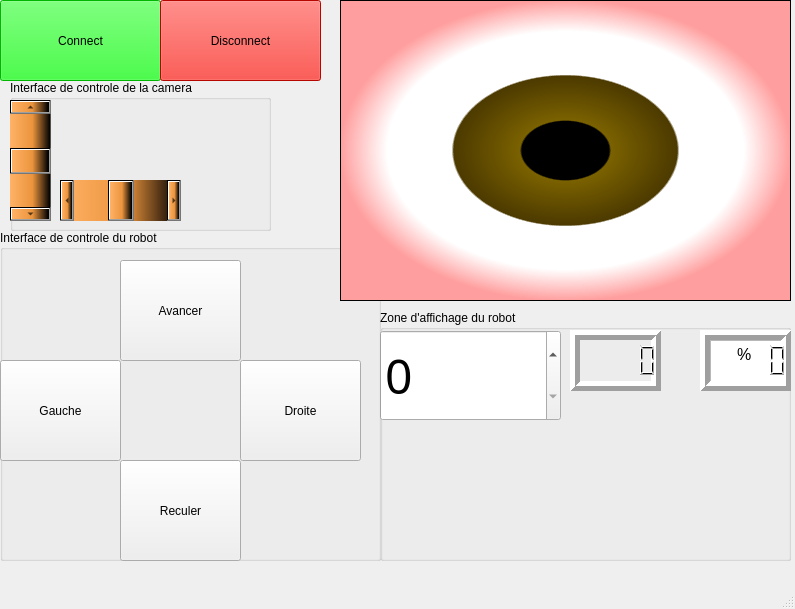
The window that WiFiBot/mainwindow.ui (Federdispi/WiFiBot) describes before a commit, drawn with Qt 5.
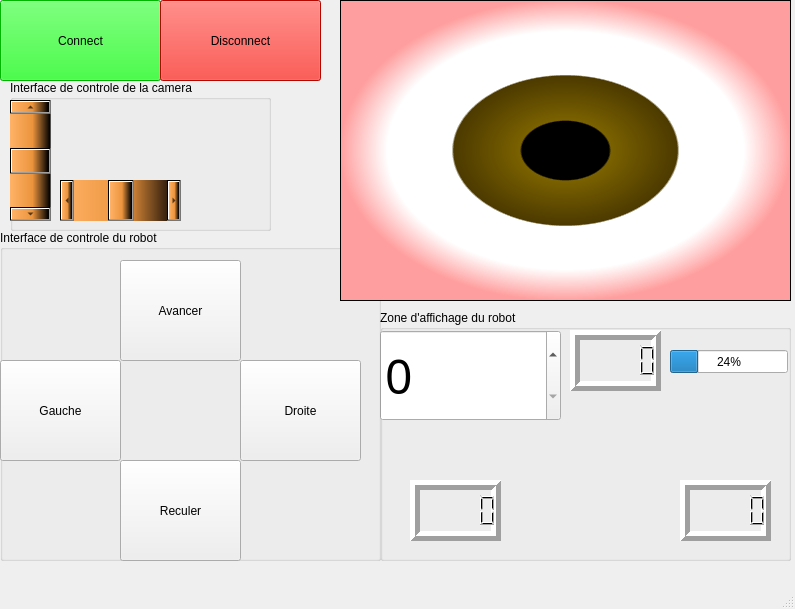
The same window after the commit.

Patch:
```diff
--- a/WiFiBot/mainwindow.ui
+++ b/WiFiBot/mainwindow.ui
@@ -108,45 +108,7 @@
       <double>10.000000000000000</double>
      </property>
     </widget>
-    <widget class="QLCDNumber" name="battery">
-     <property name="geometry">
-      <rect>
-       <x>320</x>
-       <y>20</y>
-       <width>91</width>
-       <height>61</height>
-      </rect>
-     </property>
-     <property name="sizePolicy">
-      <sizepolicy hsizetype="Minimum" vsizetype="Minimum">
-       <horstretch>0</horstretch>
-       <verstretch>0</verstretch>
-      </sizepolicy>
-     </property>
-     <property name="font">
-      <font>
-       <family>Tw Cen MT Condensed Extra Bold</family>
-       <pointsize>36</pointsize>
-       <kerning>true</kerning>
-      </font>
-     </property>
-     <property name="focusPolicy">
-      <enum>Qt::NoFocus</enum>
-     </property>
-     <property name="layoutDirection">
-      <enum>Qt::LeftToRight</enum>
-     </property>
-     <property name="lineWidth">
-      <number>5</number>
-     </property>
-     <property name="mode">
-      <enum>QLCDNumber::Dec</enum>
-     </property>
-     <property name="segmentStyle">
-      <enum>QLCDNumber::Filled</enum>
-     </property>
-    </widget>
-    <widget class="QLCDNumber" name="speed_2">
+    <widget class="QLCDNumber" name="speed_received">
      <property name="geometry">
       <rect>
        <x>190</x>
@@ -177,35 +139,77 @@
       <number>5</number>
      </property>
     </widget>
-    <widget class="QPlainTextEdit" name="percent">
+    <widget class="QProgressBar" name="battery">
      <property name="geometry">
       <rect>
-       <x>330</x>
-       <y>30</y>
-       <width>81</width>
-       <height>51</height>
+       <x>290</x>
+       <y>40</y>
+       <width>118</width>
+       <height>23</height>
       </rect>
      </property>
+     <property name="value">
+      <number>24</number>
+     </property>
+    </widget>
+    <widget class="QLCDNumber" name="ir_D">
+     <property name="geometry">
+      <rect>
+       <x>300</x>
+       <y>170</y>
+       <width>91</width>
+       <height>61</height>
+      </rect>
+     </property>
+     <property name="sizePolicy">
+      <sizepolicy hsizetype="Minimum" vsizetype="Minimum">
+       <horstretch>0</horstretch>
+       <verstretch>0</verstretch>
+      </sizepolicy>
+     </property>
      <property name="font">
       <font>
-       <pointsize>12</pointsize>
+       <family>Tw Cen MT Condensed Extra Bold</family>
+       <pointsize>36</pointsize>
       </font>
      </property>
      <property name="layoutDirection">
       <enum>Qt::LeftToRight</enum>
      </property>
-     <property name="verticalScrollBarPolicy">
-      <enum>Qt::ScrollBarAlwaysOff</enum>
+     <property name="lineWidth">
+      <number>5</number>
      </property>
-     <property name="horizontalScrollBarPolicy">
-      <enum>Qt::ScrollBarAlwaysOff</enum>
+    </widget>
+    <widget class="QLCDNumber" name="ir_G">
+     <property name="geometry">
+      <rect>
+       <x>30</x>
+       <y>170</y>
+       <width>91</width>
+       <height>61</height>
+      </rect>
      </property>
-     <property name="readOnly">
-      <bool>true</bool>
+     <property name="sizePolicy">
+      <sizepolicy hsizetype="Minimum" vsizetype="Minimum">
+       <horstretch>0</horstretch>
+       <verstretch>0</verstretch>
+      </sizepolicy>
      </property>
-     <property name="plainText">
-      <string>     %</string>
+     <property name="font">
+      <font>
+       <family>Tw Cen MT Condensed Extra Bold</family>
+       <pointsize>36</pointsize>
+      </font>
      </property>
+     <property name="focusPolicy">
+      <enum>Qt::NoFocus</enum>
+     </property>
+     <property name="layoutDirection">
+      <enum>Qt::LeftToRight</enum>
+     </property>
+     <property name="lineWidth">
+      <number>5</number>
+     </property>
     </widget>
     <zorder>percent</zorder>
     <zorder>battery</zorder>
```
Left out of the diff: 9 changed lines with no effect on the pictures.
